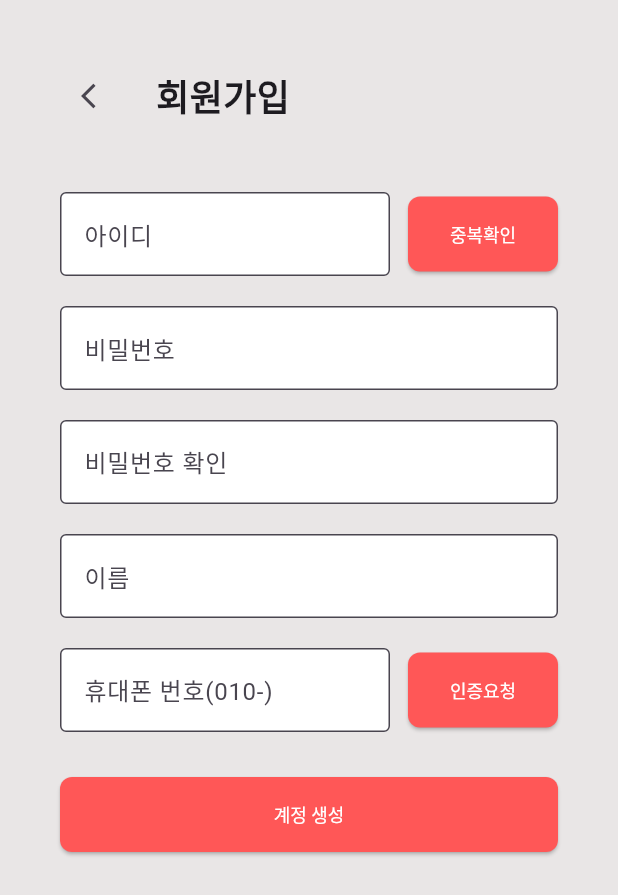
After one commit to kmj20021/NEON, a Flutter app: the screen it shows after launch, after a tap on "회원가입", on a phone screen of 412 x 824 dp. The commit adds this screen. Shown: the top 895 px of the screen. Run offline on Flutter 3.47's test engine with Material 3 defaults, Android fonts, the phone set to English and light mode, and no system bars; our stand-ins replace flutter_secure_storage, jwt_decoder.

Commit message:
회원가입 클릭시에 회원가입 폼으로 넘어감

```diff
--- /dev/null
+++ b/frontend/f_neon/lib/Register.dart
@@ -0,0 +1,201 @@
+import 'package:flutter/material.dart';
+import 'package:http/http.dart' as http;
+import 'dart:convert';
+
+class Register extends StatefulWidget {
+  const Register({Key? key}) : super(key: key);
+
+  @override
+  State<Register> createState() => _RegisterState();
+}
+
+final TextEditingController idController = TextEditingController();
+final TextEditingController pwController = TextEditingController();
+final TextEditingController pwCheckController = TextEditingController();
+final TextEditingController nameController = TextEditingController();
+final TextEditingController phoneController = TextEditingController();
+
+class _RegisterState extends State<Register> {
+  void registerUser() async {
+    final response = await http.post(
+      Uri.parse('http://yourserver.com/api/register'),
+      headers: {'Content-Type': 'application/json'},
+      body: jsonEncode({
+        'username': idController.text,
+        'password': pwController.text,
+        'name': nameController.text,
+        'phone': phoneController.text,
+      }),
+    );
+
+    if (response.statusCode == 200) {
+      print('회원가입 성공: ${response.body}');
+    } else {
+      print('회원가입 실패: ${response.statusCode}');
+      print('에러 메시지: ${response.body}');
+    }
+  }
+
+  @override
+  Widget build(BuildContext context) {
+    return Scaffold(
+      resizeToAvoidBottomInset: true, // 키보드 올라와도 공간 확보
+      backgroundColor: const Color.fromARGB(255, 233, 230, 230),
+      body: SafeArea(
+        child: SingleChildScrollView(
+          padding: const EdgeInsets.all(40),
+          keyboardDismissBehavior:
+              ScrollViewKeyboardDismissBehavior.onDrag, // 스크롤 시 키보드 닫힘
+          child: Column(
+            crossAxisAlignment: CrossAxisAlignment.start,
+            children: [
+              // 상단 타이틀
+              Row(
+                children: [
+                  IconButton(
+                    icon: const Icon(Icons.arrow_back_ios, size: 20),
+                    onPressed: () {
+                      Navigator.pop(context); // 이전 화면으로 돌아가기
+                    },
+                  ),
+
+                  const SizedBox(width: 16),
+                  const Text(
+                    "회원가입",
+                    style: TextStyle(fontWeight: FontWeight.bold, fontSize: 24),
+                  ),
+                ],
+              ),
+              const SizedBox(height: 40),
+
+              // 아이디 입력 + 중복확인
+              Row(
+                children: [
+                  Expanded(
+                    flex: 3,
+                    child: TextField(
+                      controller: idController,
+                      decoration: const InputDecoration(
+                        labelText: "아이디",
+                        filled: true,
+                        fillColor: Colors.white,
+                        border: OutlineInputBorder(),
+                      ),
+                    ),
+                  ),
+                  const SizedBox(width: 12),
+                  SizedBox(
+                    height: 50,
+                    width: 100,
+                    child: ElevatedButton(
+                      onPressed: () {
+                        print("중복확인");
+                      },
+                      style: ElevatedButton.styleFrom(
+                        backgroundColor: const Color.fromARGB(255, 255, 87, 87),
+                        foregroundColor: Colors.white,
+                        textStyle: const TextStyle(fontSize: 12),
+                        shape: RoundedRectangleBorder(
+                          borderRadius: BorderRadius.circular(8),
+                        ),
+                      ),
+                      child: const Text("중복확인", maxLines: 1),
+                    ),
+                  ),
+                ],
+              ),
+
+              const SizedBox(height: 20),
+              TextField(
+                controller: pwController,
+                decoration: const InputDecoration(
+                  filled: true,
+                  fillColor: Colors.white,
+                  labelText: "비밀번호",
+                  border: OutlineInputBorder(),
+                ),
+              ),
+              const SizedBox(height: 20),
+              TextField(
+                controller: pwCheckController,
+                decoration: const InputDecoration(
+                  filled: true,
+                  fillColor: Colors.white,
+                  labelText: "비밀번호 확인",
+                  border: OutlineInputBorder(),
+                ),
+              ),
+              const SizedBox(height: 20),
+              TextField(
+                controller: nameController,
+                decoration: const InputDecoration(
+                  filled: true,
+                  fillColor: Colors.white,
+                  labelText: "이름",
+                  border: OutlineInputBorder(),
+                ),
+              ),
+              const SizedBox(height: 20),
+              Row(
+                children: [
+                  Expanded(
+                    flex: 3,
+                    child: TextField(
+                      controller: phoneController,
+                      decoration: const InputDecoration(
+                        filled: true,
+                        fillColor: Colors.white,
+                        labelText: "휴대폰 번호(010-)",
+                        border: OutlineInputBorder(),
+                      ),
+                    ),
+                  ),
+                  const SizedBox(width: 12),
+                  SizedBox(
+                    height: 50,
+                    width: 100,
+                    child: ElevatedButton(
+                      onPressed: () {
+                        print("휴대번호");
+                      },
+                      style: ElevatedButton.styleFrom(
+                        backgroundColor: const Color.fromARGB(255, 255, 87, 87),
+                        foregroundColor: Colors.white,
+                        textStyle: const TextStyle(fontSize: 12),
+                        shape: RoundedRectangleBorder(
+                          borderRadius: BorderRadius.circular(8),
+                        ),
+                      ),
+                      child: const Text("인증요청", maxLines: 1),
+                    ),
+                  ),
+                ],
+              ),
+              const SizedBox(height: 30),
+              SizedBox(
+                width: double.infinity,
+                height: 50,
+                child: ElevatedButton(
+                  onPressed: () {
+                    registerUser();
+                    print("계정생성");
+                  },
+                  style: ElevatedButton.styleFrom(
+                    backgroundColor: const Color.fromARGB(255, 255, 87, 87),
+                    foregroundColor: Colors.white,
+                    textStyle: const TextStyle(fontSize: 12),
+                    shape: RoundedRectangleBorder(
+                      borderRadius: BorderRadius.circular(8),
+                    ),
+                  ),
+                  child: const Text("계정 생성"),
+                ),
+              ),
+              const SizedBox(height: 30), // 하단 여백
+            ],
+          ),
+        ),
+      ),
+    );
+  }
+}
--- a/frontend/f_neon/lib/login.dart
+++ b/frontend/f_neon/lib/login.dart
@@ -1,8 +1,69 @@
+import 'package:f_neon/Register.dart';
+import 'package:f_neon/login_service.dart';
 import 'package:flutter/material.dart';
 import 'package:f_neon/accept.dart';
 
-class LoginPage extends StatelessWidget {
+class LoginPage extends StatefulWidget {
   const LoginPage({super.key});
+
+  @override
+  State<LoginPage> createState() => _LoginPageState();
+}
+
+class _LoginPageState extends State<LoginPage> {
+  final _svc = LoginService(); // 에뮬레이터에 따라 다른 URL 사용
+  final _idCtrl = TextEditingController(); // ID 입력 컨트롤러 (라이브러리)
+  final _pwCtrl = TextEditingController(); // 비밀번호 입력 컨트롤러 (라이브러리)
+  final _pw2Ctrl = TextEditingController(); // 비밀번호 확인 입력 컨트롤러 (라이브러리)
+  String? message;
+
+  // 로딩 상태, 메시지
+  bool _loading = false;
+  String? _msg;
+
+  // 회원가입 함수
+  Future<void> _doSignUp() async {
+    setState(() {
+      _msg = null;
+      _loading = true;
+    });
+
+    try {
+      final id = _idCtrl.text.trim(); // trim() 공백 제거
+      final pw = _pwCtrl.text;
+      final pw2 = _pw2Ctrl.text;
+
+      if (id.isEmpty) {
+        throw Exception('ID를 입력해 주세요.');
+      }
+      if (pw.isEmpty) {
+        throw Exception('비밀번호를 입력해 주세요.');
+      }
+      if (pw != pw2) {
+        throw Exception('비밀번호가 일치하지 않습니다.');
+      }
+
+      final msg = await _svc.signup(id, pw);
+
+      // 성공 시 메시지 표시 후 이전 화면으로 복귀
+      if (!mounted) return;
+      ScaffoldMessenger.of(context).showSnackBar(SnackBar(content: Text(msg)));
+      Navigator.pop(context, true); // 로그인 화면으로 복귀
+    } catch (e) {
+      setState(() => _msg = e.toString().replaceFirst('Exception: ', ''));
+    } finally {
+      setState(() => _loading = false);
+    }
+  }
+
+  // 리소스 해제 (자원 정리)
+  @override
+  void dispose() {
+    _idCtrl.dispose();
+    _pwCtrl.dispose();
+    _pw2Ctrl.dispose();
+    super.dispose();
+  }
 
   @override
   Widget build(BuildContext context) {
@@ -58,6 +119,7 @@ class LoginPage extends StatelessWidget {
             width: 500,
             height: 50,
             child: TextField(
+              controller: _idCtrl,
               decoration: InputDecoration(
                 border: OutlineInputBorder(
                   borderRadius: BorderRadius.circular(12),
@@ -79,6 +141,7 @@ class LoginPage extends StatelessWidget {
             width: 500,
             height: 50,
             child: TextField(
+              controller: _pwCtrl,
               obscureText: true,
               decoration: InputDecoration(
                 border: OutlineInputBorder(
@@ -98,24 +161,21 @@ class LoginPage extends StatelessWidget {
       child: Column(
         children: [
           InkWell(
-            onTap: () {
-              Navigator.push(
-                context,
-                MaterialPageRoute(builder: (context) => AcceptPage()),
-              );
-              print('로그인2');
-            },
+            onTap: _loading ? null : _doSignUp, // _loading이 true면 비활성화
             child: Container(
               width: 500,
               height: 50,
               decoration: BoxDecoration(
-                color: Color.fromARGB(255, 255, 87, 87),
+                color: _loading
+                    ? Colors
+                          .grey // 로딩 중일 때는 회색으로 표시
+                    : const Color.fromARGB(255, 255, 87, 87),
                 borderRadius: BorderRadius.circular(12),
               ),
               alignment: Alignment.center,
               child: Text(
-                '로그인',
-                style: TextStyle(
+                _loading ? '처리 중...' : '로그인',
+                style: const TextStyle(
                   color: Colors.white,
                   fontWeight: FontWeight.bold,
                 ),
@@ -132,7 +192,16 @@ class LoginPage extends StatelessWidget {
       child: Row(
         mainAxisAlignment: MainAxisAlignment.center,
         children: [
-          Text('회원가입', style: TextStyle(color: Colors.grey)),
+          InkWell(
+            onTap: () {
+              print("회원가입 클릭!");
+              Navigator.push(
+                context,
+                MaterialPageRoute(builder: (context) => Register()),
+              );
+            },
+            child: Text('회원가입', style: TextStyle(color: Colors.grey)),
+          ),
           SizedBox(width: 16),
           Text('아이디/비밀번호 찾기', style: TextStyle(color: Colors.grey)),
         ],
--- a/frontend/f_neon/lib/login_service.dart
+++ b/frontend/f_neon/lib/login_service.dart
@@ -7,7 +7,6 @@ import 'package:flutter/foundation.dart' show kIsWeb;
 // 모바일/데스크톱에서만 사용
 import 'dart:io' show Platform;
 import 'package:flutter/foundation.dart' show kIsWeb;
-
 
 class LoginService {
   // 에뮬레이터 환경에 따라 조정
@@ -30,7 +29,6 @@ class LoginService {
     // iOS 시뮬레이터 또는 기타 플랫폼
     return 'http://localhost:8000';
   }
-
 
   final _storage = const FlutterSecureStorage();
   static const _kAccess = 'access_token';
--- a/frontend/f_neon/lib/main.dart
+++ b/frontend/f_neon/lib/main.dart
@@ -1,5 +1,5 @@
 import 'package:flutter/material.dart';
-import 'login_page.dart'; // LoginPage 클래스가 있는 파일 import
+import 'login.dart'; // LoginPage 클래스가 있는 파일 import
 //import 'package:f_neon/accept.dart';
 
 void main() {
```
